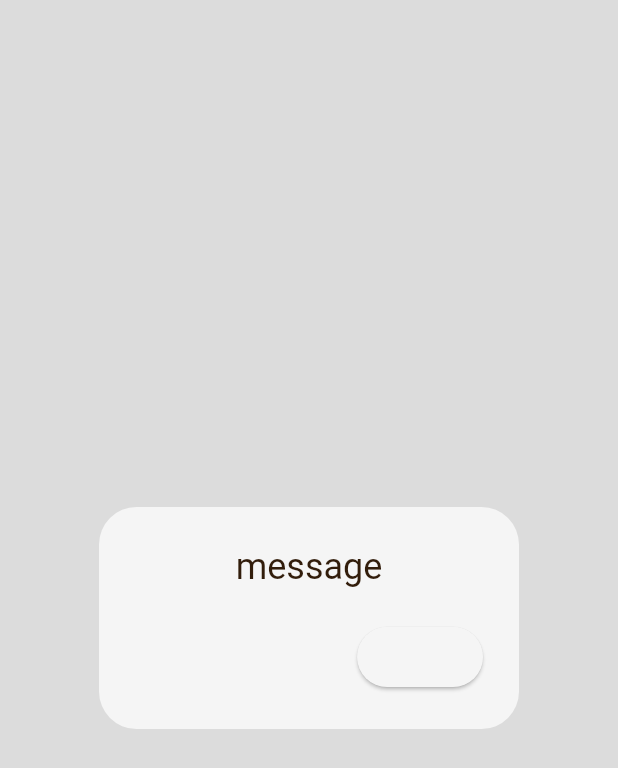
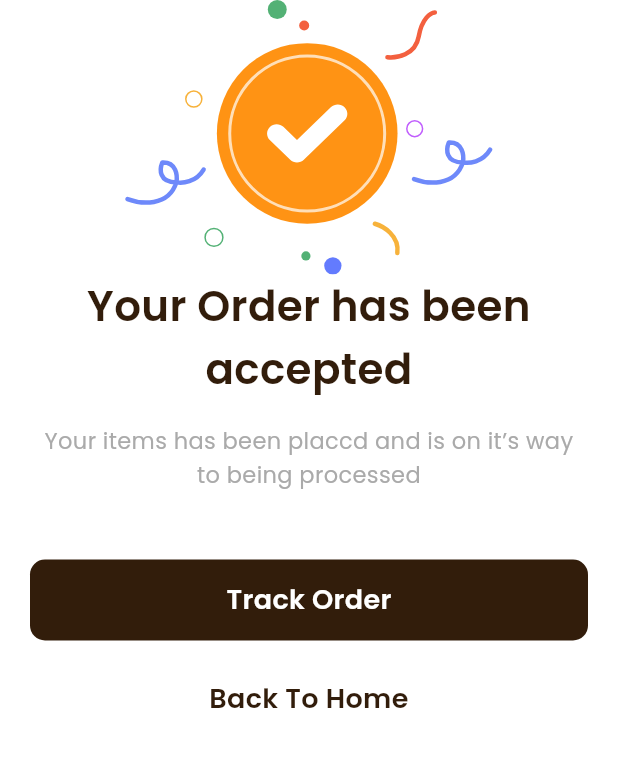
Before and after one commit to aposaitama/CoffeeNow, a Flutter app: the BackdropPopup screen opened directly, on a phone screen of 412 x 824 dp. Shown: the top 768 px of the screen. Run offline on Flutter 3.47's test engine with Material 3 defaults, Android fonts, the light colour scheme and no system bars; our stand-ins replace bloc, bot_toast, dio, equatable, flutter_bloc, flutter_hooks and 13 more; missing offline and left inert: widgetbook, widgetbook_annotation; accounts and stored records are empty; generated files the repository leaves out were written again.

```diff
--- a/lib/navigation/app_navigation.dart
+++ b/lib/navigation/app_navigation.dart
@@ -20,7 +20,7 @@ class AppRouter {
   final GlobalKey<ScaffoldState> scaffoldKey = GlobalKey<ScaffoldState>();
   GoRouter createRouter(BuildContext context) {
     return GoRouter(
-      initialLocation: '/auth_gate',
+      initialLocation: '/checkout',
       // initialLocation: '/auth_gate',
       // redirect: (context, state) {
       //   if (hasToken) {
--- a/lib/screens/checkout_page/widgets/backdrop_popup.dart
+++ b/lib/screens/checkout_page/widgets/backdrop_popup.dart
@@ -1,34 +1,72 @@
 import 'dart:ui';
 
+import 'package:coffee_now/screens/auth/login_screen/widget/custom_button.dart';
+import 'package:coffee_now/style/font.dart';
 import 'package:flutter/material.dart';
+import 'package:flutter_svg/flutter_svg.dart';
+import 'package:go_router/go_router.dart';
 
 class BackdropPopup extends StatelessWidget {
   const BackdropPopup({super.key});
 
   @override
   Widget build(BuildContext context) {
-    return BackdropFilter(
-      // Blurs the background
-      filter: ImageFilter.blur(sigmaX: 20, sigmaY: 20),
-      child: Container(
-        color: Colors.black.withOpacity(0.1),
-        child: AlertDialog(
-          shape: const RoundedRectangleBorder(
-            // Rounded corners
-            borderRadius: const BorderRadius.all(
-              const Radius.circular(25),
-            ),
+    return Scaffold(
+      backgroundColor: Colors.transparent,
+      body: BackdropFilter(
+        filter: ImageFilter.blur(sigmaX: 10, sigmaY: 10),
+        child: Padding(
+          padding: const EdgeInsets.symmetric(
+            horizontal: 20.0,
           ),
-          title: Center(child: Text('message')), // What the text will be
-          actions: [
-            ElevatedButton(
-              // Using the style we made
-              onPressed: () {
-                Navigator.pop(context); // Allows the user to close the popup
-              },
-              child: const Text('Close'), // Text inside the button
-            ),
-          ],
+          child: Column(
+            children: [
+              SafeArea(
+                child: SvgPicture.asset(
+                  'lib/assets/icons/successfulOrder.svg',
+                ),
+              ),
+              Text(
+                textAlign: TextAlign.center,
+                'Your Order has been accepted',
+                style: AppFonts.poppinsSemiBold.copyWith(
+                  height: 1.5,
+                  fontSize: 28.0,
+                ),
+              ),
+              const SizedBox(
+                height: 15.0,
+              ),
+              Text(
+                textAlign: TextAlign.center,
+                'Your items has been placcd and is on it’s way to being processed',
+                style: AppFonts.poppinsRegular.copyWith(
+                  fontSize: 15.0,
+                  height: 1.5,
+                ),
+              ),
+              const SizedBox(
+                height: 45.0,
+              ),
+              const CustomButton(
+                buttonText: 'Track Order',
+              ),
+              const SizedBox(
+                height: 25.0,
+              ),
+              GestureDetector(
+                onTap: () => context.go('/home'),
+                child: Text(
+                  textAlign: TextAlign.center,
+                  'Back To Home',
+                  style: AppFonts.poppinsSemiBold.copyWith(
+                    height: 1.5,
+                    fontSize: 18.0,
+                  ),
+                ),
+              ),
+            ],
+          ),
         ),
       ),
     );
--- a/lib/screens/home_screen/home_screen.dart
+++ b/lib/screens/home_screen/home_screen.dart
@@ -37,7 +37,6 @@ class HomeScreen extends ConsumerWidget {
         location.value?.results[0].address_components ?? [];
     final address = Address(addressComponents);
 
-    Future.value();
     return Scaffold(
       appBar: AppBar(
         centerTitle: false,
```
Also changed, not shown: lib/screens/checkout_page/checkout_page.dart (+4 -4 lines), lib/screens/detail_page/detail_coffee_page.dart (+21 -1 lines), lib/screens/detail_page/widgets/top_coffee_shop_info.dart (+6 -2 lines), lib/screens/root_screen/root_screen.dart (+0 -38 lines), lib/assets/icons/successfulOrder.svg (added).
